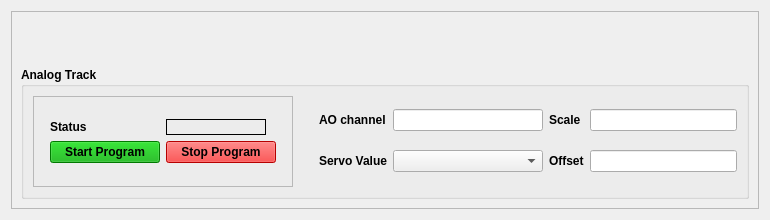
pcdshub/ecs-pydm-ui, file widgets/aerotech_analog_track.ui: the form before one commit.
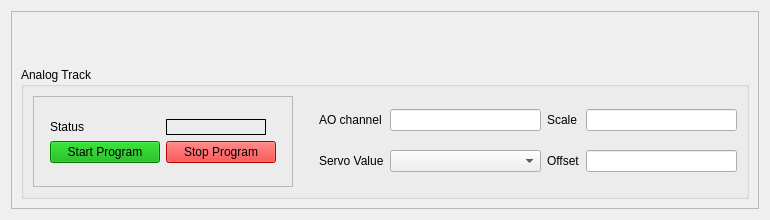
The form after the commit. Custom widgets are drawn as their Qt base class.

Diff of the .ui file:
```diff
--- a/widgets/aerotech_analog_track.ui
+++ b/widgets/aerotech_analog_track.ui
@@ -76,8 +76,8 @@
         </property>
         <property name="font">
          <font>
-          <weight>75</weight>
-          <bold>true</bold>
+          <weight>50</weight>
+          <bold>false</bold>
          </font>
         </property>
         <property name="title">
```
Left out of the diff: 5 changed lines with no effect on the pictures.
